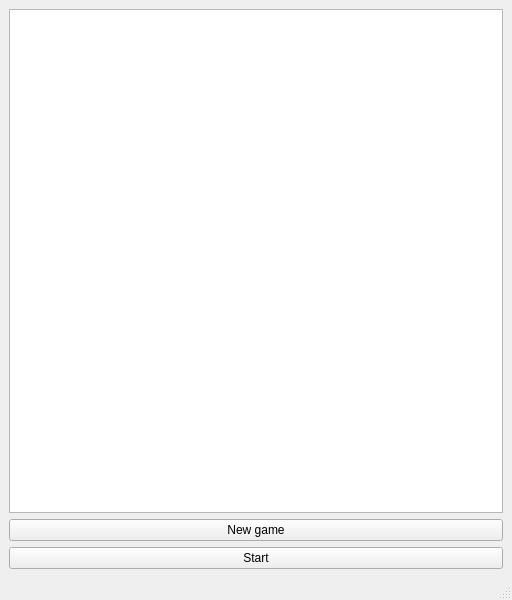
Before: the Qt Designer form mainwindow.ui in rockbeen/Game_of_Life_Qt, drawn with Qt 5.
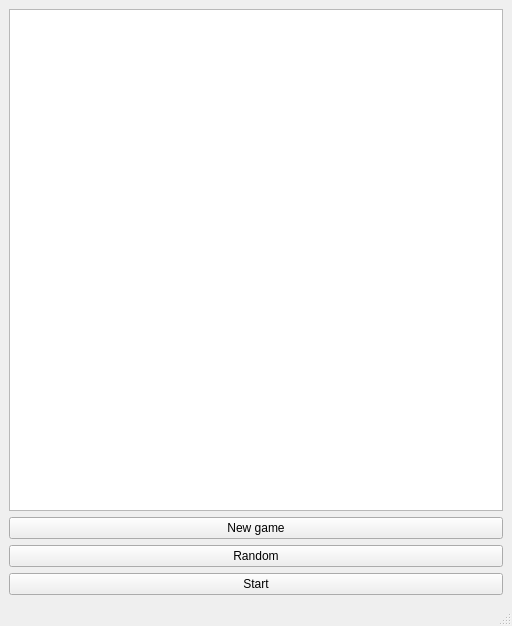
After: the same form once the commit is applied.

The edit to the form file:
```diff
--- a/mainwindow.ui
+++ b/mainwindow.ui
@@ -7,7 +7,7 @@
     <x>0</x>
     <y>0</y>
     <width>512</width>
-    <height>600</height>
+    <height>626</height>
    </rect>
   </property>
   <property name="windowTitle">
@@ -15,6 +15,13 @@
   </property>
   <widget class="QWidget" name="centralwidget">
    <layout class="QGridLayout" name="gridLayout">
+    <item row="3" column="0">
+     <widget class="QPushButton" name="pushButton_2">
+      <property name="text">
+       <string>Start</string>
+      </property>
+     </widget>
+    </item>
     <item row="0" column="0">
      <widget class="QGraphicsView" name="graphicsView"/>
     </item>
@@ -26,9 +33,9 @@
      </widget>
     </item>
     <item row="2" column="0">
-     <widget class="QPushButton" name="pushButton_2">
+     <widget class="QPushButton" name="pushButton_3">
       <property name="text">
-       <string>Start</string>
+       <string>Random</string>
       </property>
      </widget>
     </item>
```
